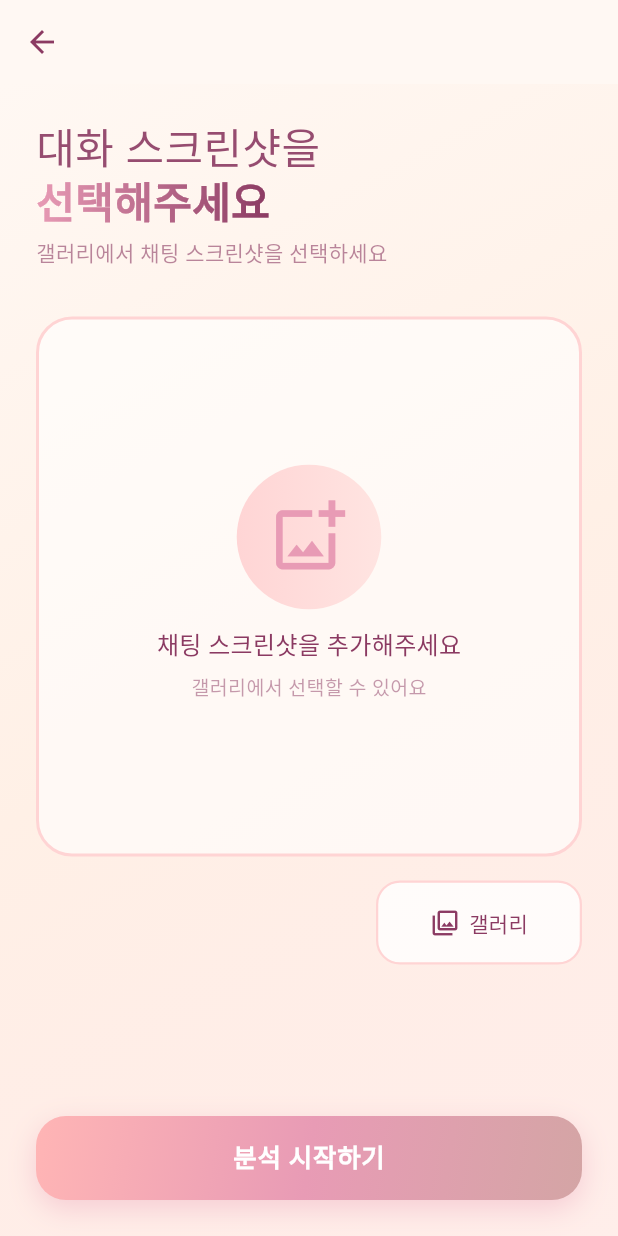
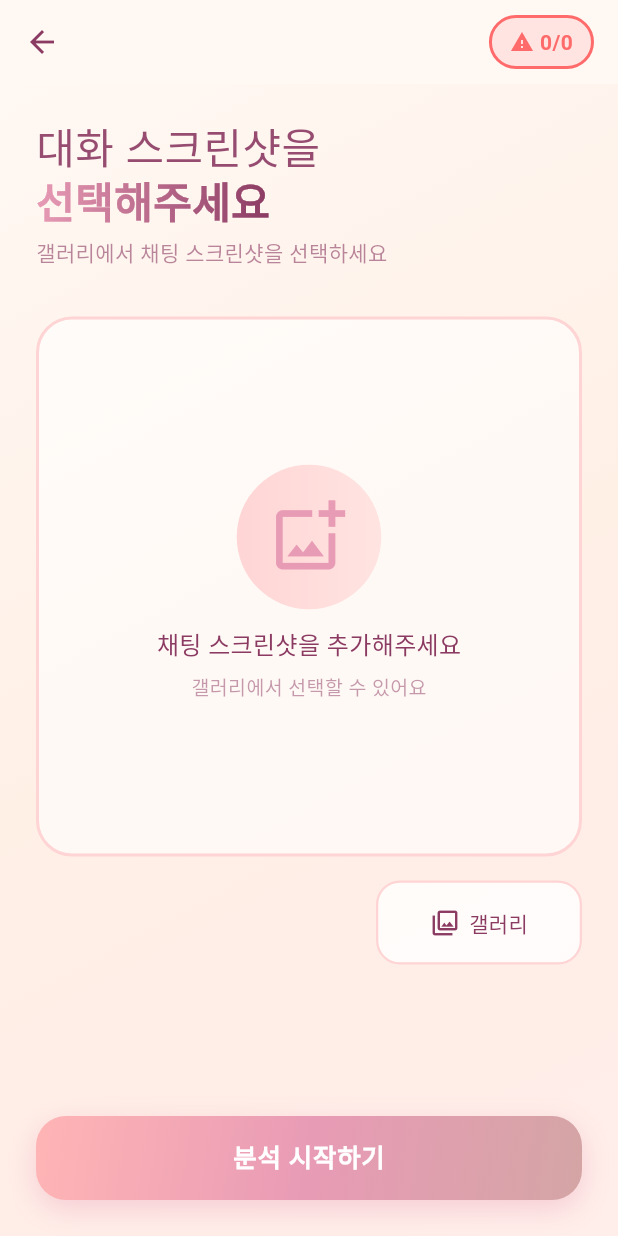
Before and after one commit to Griotold/syrano_app, a Flutter app: the ImageSelectionScreen screen opened directly with empty values, on a phone screen of 412 x 824 dp. Run offline on Flutter 3.47's test engine with Material 3 defaults, Android fonts, the phone set to English and light mode, and no system bars; our stand-ins replace image_picker, shared_preferences; accounts and stored records are empty; network calls fail.

Commit message:
feat: Phase 3 완료 - 사용량 UI 시스템 및 안내 다이얼로그 구현
Phase 3 최종 완료 내용:

1. 사용량 UI 시스템 구축:
   - UsageBadge 위젯 생성 (무료: N/5, 프리미엄: PRO)
   - 3개 화면에 배치 (HomeScreen, ImageSelectionScreen, ResponseScreen)
   - 백엔드 API 연동 (GET /billing/usage)
   - 실시간 사용량 표시 및 자동 갱신

2. 사용량 안내 다이얼로그:
   - UsageBadge 클릭 시 상황별 안내 표시
   - 무료 사용자: 잔여 횟수에 따른 차별화된 메시지
   - 프리미엄 사용자: 무제한 혜택 안내
   - 사용량 소진 시: 프리미엄 전환 유도
   - 프리미엄 혜택: 무제한 생성, 광고 제거, 빠른 응답

3. UX 개선 (이전 작업):
   - 이미지 선택 화면 오버플로우 해결
   - 클릭 영역 660% 확대
   - 버튼 명확화 (다시 시작)
   - 한국어 메신저 스타일 답변 개선

기술 구현:
- lib/widgets/usage_badge.dart: 공통 사용량 배지 위젯
- lib/widgets/usage_dialog.dart: 사용량 안내 다이얼로그
- lib/services/api_client.dart: getUsage() API 클라이언트
- 프리미엄/무료 분기 처리
- 날짜 자동 리셋 지원

사용자 경험 개선:
- 사용량 투명성 확보
- 적절한 타이밍에 프리미엄 전환 유도
- 직관적인 UI/UX

Updated:
- README.md: Phase 3 완료 내용 상세 기록
- TODO.md: Phase 3 완료 체크, Phase 4 우선순위 업데이트

Next: Phase 4 - 구독 화면 구현

```diff
--- a/lib/screens/image_selection_screen.dart
+++ b/lib/screens/image_selection_screen.dart
@@ -2,16 +2,24 @@ import 'dart:io';
 import 'package:flutter/material.dart';
 import 'package:image_picker/image_picker.dart';
 import '../models/profile.dart';
+import '../widgets/usage_badge.dart';
+import '../widgets/usage_dialog.dart';
 import 'analyzing_screen.dart';
 
 class ImageSelectionScreen extends StatefulWidget {
   final Profile profile;
   final String userId;
+  final int usedCount;
+  final int totalCount;
+  final bool isPremium;
 
   const ImageSelectionScreen({
     super.key,
     required this.profile,
     required this.userId,
+    required this.usedCount,
+    required this.totalCount,
+    required this.isPremium,
   });
 
   @override
@@ -77,6 +85,9 @@ class _ImageSelectionScreenState extends State<ImageSelectionScreen>
           imagePath: _selectedImage!.path,
           profile: widget.profile,
           userId: widget.userId,
+          usedCount: widget.usedCount,
+          totalCount: widget.totalCount,
+          isPremium: widget.isPremium,
         ),
       ),
     );
@@ -102,6 +113,20 @@ class _ImageSelectionScreenState extends State<ImageSelectionScreen>
             color: Color(0xFF8B3A62),
           ),
         ),
+        actions: [
+          UsageBadge(
+            usedCount: widget.usedCount,
+            totalCount: widget.totalCount,
+            isPremium: widget.isPremium,
+            onTap: () => showUsageDialog(
+              context,
+              isPremium: widget.isPremium,
+              usedCount: widget.usedCount,
+              totalCount: widget.totalCount,
+            ),
+          ),
+          const SizedBox(width: 16),
+        ],
       ),
       body: Container(
         decoration: BoxDecoration(
--- /dev/null
+++ b/lib/widgets/usage_badge.dart
@@ -0,0 +1,103 @@
+import 'package:flutter/material.dart';
+
+class UsageBadge extends StatelessWidget {
+  final int usedCount;
+  final int totalCount;
+  final bool isPremium;
+  final VoidCallback? onTap;
+
+  const UsageBadge({
+    super.key,
+    required this.usedCount,
+    required this.totalCount,
+    required this.isPremium,
+    this.onTap,
+  });
+
+  @override
+  Widget build(BuildContext context) {
+    // 프리미엄 사용자
+    if (isPremium) {
+      return GestureDetector(
+        onTap: onTap,
+        child: Container(
+        padding: const EdgeInsets.symmetric(horizontal: 12, vertical: 6),
+        decoration: BoxDecoration(
+          gradient: const LinearGradient(
+            colors: [
+              Color(0xFFFFD700), // 골드
+              Color(0xFFFFA500), // 오렌지
+            ],
+          ),
+          borderRadius: BorderRadius.circular(20),
+          boxShadow: [
+            BoxShadow(
+              color: const Color(0xFFFFD700).withOpacity(0.3),
+              blurRadius: 8,
+              offset: const Offset(0, 2),
+            ),
+          ],
+        ),
+        child: const Row(
+          mainAxisSize: MainAxisSize.min,
+          children: [
+            Icon(Icons.star, size: 16, color: Colors.white),
+            SizedBox(width: 4),
+            Text(
+              'PRO',
+              style: TextStyle(
+                fontSize: 14,
+                fontWeight: FontWeight.w700,
+                color: Colors.white,
+                letterSpacing: 0.5,
+              ),
+            ),
+          ],
+        ),
+        ),
+      );
+    }
+
+    // 무료 사용자
+    final isWarning = usedCount >= totalCount;
+    final remainingCount = totalCount - usedCount;
+
+    return GestureDetector(
+      onTap: onTap,
+      child: Container(
+      padding: const EdgeInsets.symmetric(horizontal: 12, vertical: 6),
+      decoration: BoxDecoration(
+        color: isWarning ? const Color(0xFFFFE4E1) : const Color(0xFFFFF8F3),
+        borderRadius: BorderRadius.circular(20),
+        border: Border.all(
+          color:
+              isWarning ? const Color(0xFFFF6B6B) : const Color(0xFFE89BB5),
+          width: isWarning ? 2 : 1.5,
+        ),
+      ),
+      child: Row(
+        mainAxisSize: MainAxisSize.min,
+        children: [
+          Icon(
+            isWarning ? Icons.warning_outlined : Icons.favorite_outline,
+            size: 16,
+            color:
+                isWarning ? const Color(0xFFFF6B6B) : const Color(0xFF8B3A62),
+          ),
+          const SizedBox(width: 4),
+          Text(
+            '$remainingCount/$totalCount',
+            style: TextStyle(
+              fontSize: 14,
+              fontWeight: FontWeight.w600,
+              color: isWarning
+                  ? const Color(0xFFFF6B6B)
+                  : const Color(0xFF8B3A62),
+            ),
+          ),
+        ],
+      ),
+      ),
+    );
+  }
+}
```
Also changed, not shown: lib/screens/analyzing_screen.dart (+9 -0 lines), lib/screens/home_screen.dart (+78 -28 lines), lib/screens/response_screen.dart (+19 -4 lines), lib/services/api_client.dart (+13 -0 lines), lib/widgets/usage_dialog.dart (added, +260 -0 lines), 2 other files.
